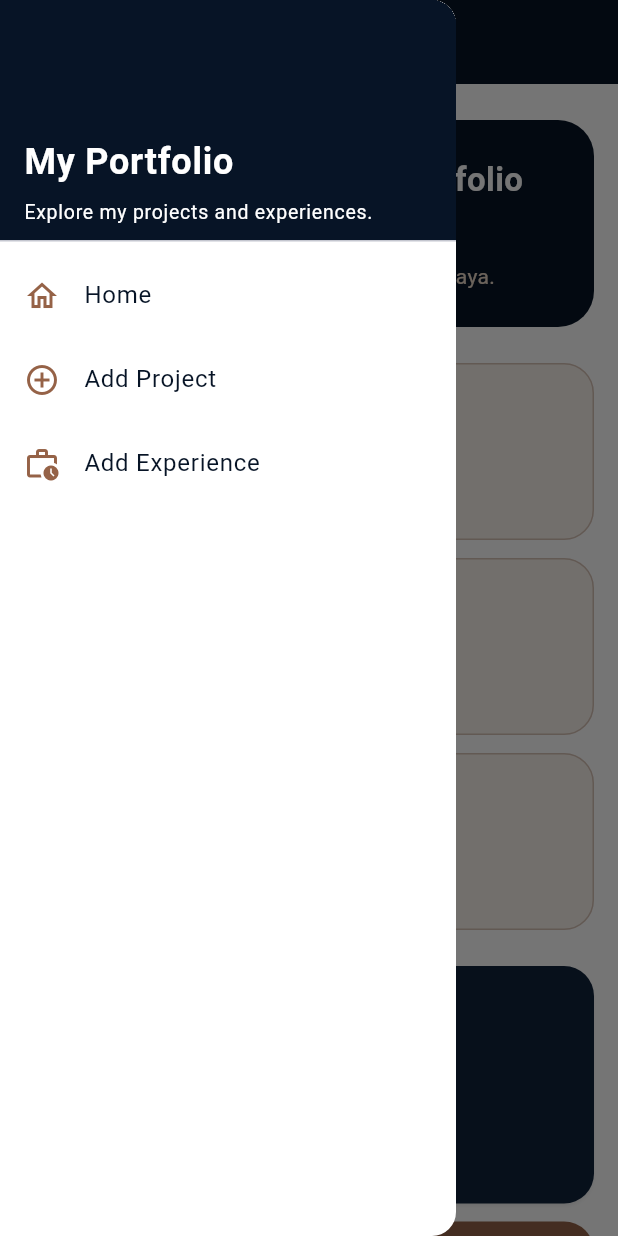
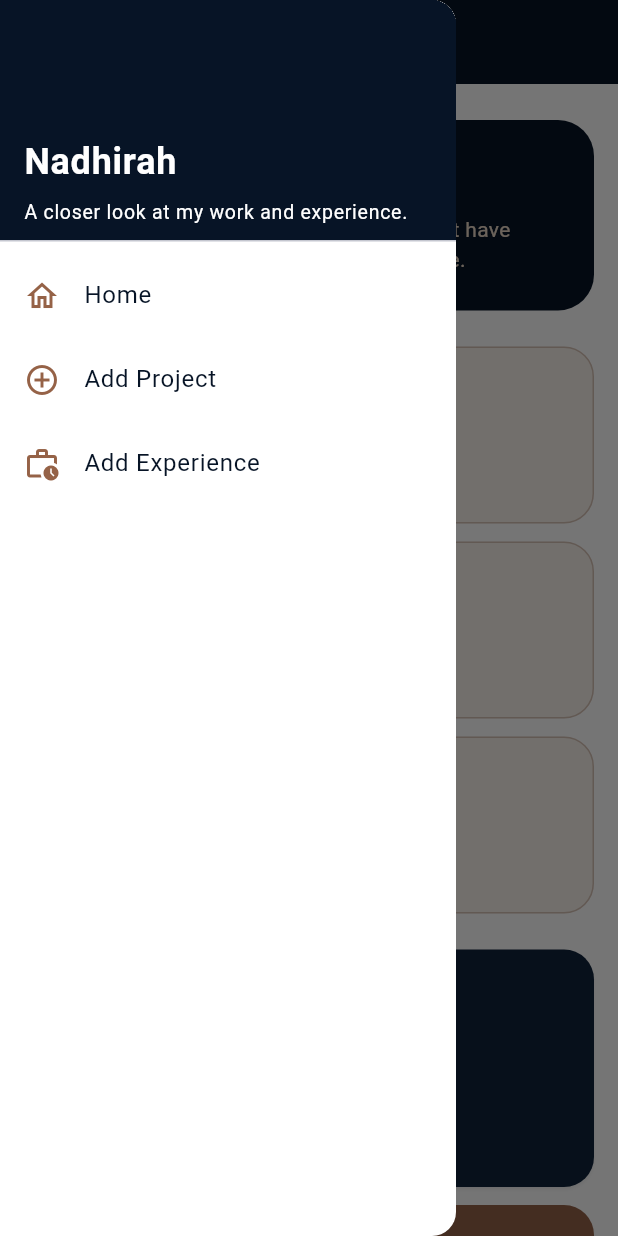
Before and after one commit to rindunadhirah/myportfolio_mobile, a Flutter app: the screen it shows after launch, with the side drawer open, on a phone screen of 412 x 824 dp. Run offline on Flutter 3.47's test engine with Material 3 defaults, Android fonts, the phone set to English and light mode, and no system bars; our stand-ins replace material_ui.

Commit message:
style: refine English portfolio copy

```diff
--- a/lib/screens/experience_form.dart
+++ b/lib/screens/experience_form.dart
@@ -176,7 +176,7 @@ class _ExperienceFormPageState extends State<ExperienceFormPage> {
     return Scaffold(
       appBar: AppBar(
         title: const Text(
-          'Add Experience Form',
+          'Add an Experience',
           style: TextStyle(color: Colors.white, fontWeight: FontWeight.bold),
         ),
         centerTitle: true,
@@ -196,8 +196,8 @@ class _ExperienceFormPageState extends State<ExperienceFormPage> {
                 crossAxisAlignment: CrossAxisAlignment.stretch,
                 children: [
                   const FormIntro(
-                    title: 'Add a portfolio experience',
-                    description: 'Share a role or program that helped shape your skills.',
+                    title: 'Share an experience',
+                    description: 'Add a role or program that has shaped how you learn, collaborate, and contribute.',
                     icon: Icons.work_history_outlined,
                   ),
                   const SizedBox(height: 24),
--- a/lib/screens/menu.dart
+++ b/lib/screens/menu.dart
@@ -14,25 +14,25 @@ class MyHomePage extends StatelessWidget {
 
   static const List<ItemHomepage> items = [
     ItemHomepage(
-      'Lihat Proyek',
+      'View Projects',
       Icons.folder,
       PortfolioPalette.navySoft,
       PortfolioAction.viewProjects,
     ),
     ItemHomepage(
-      'Tambah Proyek',
+      'Add Project',
       Icons.add_circle,
       PortfolioPalette.brown,
       PortfolioAction.addProject,
     ),
     ItemHomepage(
-      'Tambah Pengalaman',
+      'Add Experience',
       Icons.work_history_outlined,
       PortfolioPalette.nudeCream,
       PortfolioAction.addExperience,
     ),
     ItemHomepage(
-      'Logout',
+      'Log Out',
       Icons.logout,
       PortfolioPalette.brownDark,
       PortfolioAction.logout,
@@ -88,7 +88,7 @@ class MyHomePage extends StatelessWidget {
                     crossAxisAlignment: CrossAxisAlignment.start,
                     children: [
                       Text(
-                        'Selamat datang di MyPortfolio Mobile!',
+                        'A closer look at my work',
                         style: TextStyle(
                           color: PortfolioPalette.white,
                           fontSize: 22,
@@ -97,7 +97,7 @@ class MyHomePage extends StatelessWidget {
                       ),
                       SizedBox(height: 8),
                       Text(
-                        'Pilih menu untuk menjelajahi portofolio saya.',
+                        'Explore the projects and experiences that have shaped how I learn, build, and collaborate.',
                         style: TextStyle(
                           color: PortfolioPalette.nudeCream,
                           height: 1.4,
--- a/lib/screens/project_form.dart
+++ b/lib/screens/project_form.dart
@@ -99,7 +99,7 @@ class _ProjectFormPageState extends State<ProjectFormPage> {
     return Scaffold(
       appBar: AppBar(
         title: const Text(
-          'Add Project Form',
+          'Add a Project',
           style: TextStyle(color: Colors.white, fontWeight: FontWeight.bold),
         ),
         centerTitle: true,
@@ -119,8 +119,8 @@ class _ProjectFormPageState extends State<ProjectFormPage> {
                 crossAxisAlignment: CrossAxisAlignment.stretch,
                 children: [
                   const FormIntro(
-                    title: 'Add a portfolio project',
-                    description: 'Complete the project details below and review them before saving.',
+                    title: 'Share a project',
+                    description: 'Add the story behind a project and review the details before saving.',
                     icon: Icons.folder_outlined,
                   ),
                   const SizedBox(height: 24),
--- a/lib/widgets/left_drawer.dart
+++ b/lib/widgets/left_drawer.dart
@@ -22,7 +22,7 @@ class LeftDrawer extends StatelessWidget {
               mainAxisAlignment: MainAxisAlignment.end,
               children: [
                 Text(
-                  'My Portfolio',
+                  'Nadhirah',
                   style: TextStyle(
                     fontSize: 24,
                     fontWeight: FontWeight.bold,
@@ -31,7 +31,7 @@ class LeftDrawer extends StatelessWidget {
                 ),
                 SizedBox(height: 6),
                 Text(
-                  'Explore my projects and experiences.',
+                  'A closer look at my work and experience.',
                   style: TextStyle(color: Colors.white, fontSize: 13),
                 ),
               ],
--- a/lib/widgets/project_card.dart
+++ b/lib/widgets/project_card.dart
@@ -28,11 +28,7 @@ class ProjectCard extends StatelessWidget {
         onTap: () {
           ScaffoldMessenger.of(context)
             ..hideCurrentSnackBar()
-            ..showSnackBar(
-              SnackBar(
-                content: Text('Kamu telah menekan tombol ${item.name}!'),
-              ),
-            );
+            ..showSnackBar(SnackBar(content: Text('${item.name} selected.')));
 
           final Widget? destination = switch (item.action) {
             PortfolioAction.addProject => const ProjectFormPage(),
```
Also changed, not shown: 2 other files.
